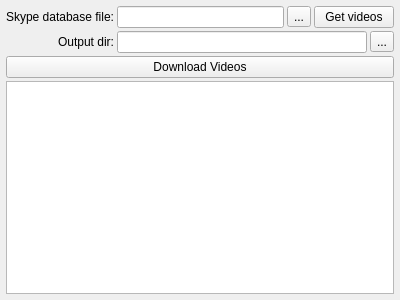
alex-krutikov/SkypeVideoDownloader, file mainwindow.ui: the form before one commit.
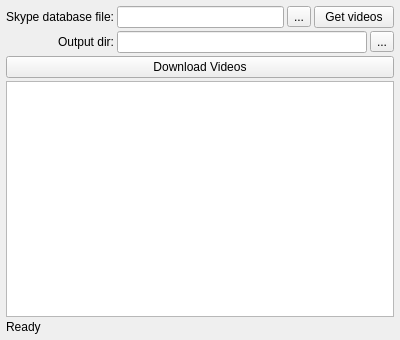
The form after the commit.

What changed in the file:
```diff
--- a/mainwindow.ui
+++ b/mainwindow.ui
@@ -7,7 +7,7 @@
     <x>0</x>
     <y>0</y>
     <width>400</width>
-    <height>300</height>
+    <height>340</height>
    </rect>
   </property>
   <layout class="QVBoxLayout" name="verticalLayout">
@@ -94,6 +94,13 @@
    <item>
     <widget class="QTableView" name="tv"/>
    </item>
+   <item>
+    <widget class="QLabel" name="label_statusline">
+     <property name="text">
+      <string>Ready</string>
+     </property>
+    </widget>
+   </item>
   </layout>
  </widget>
  <resources/>
```
Left out of the diff: 12 changed lines with no effect on the pictures.
